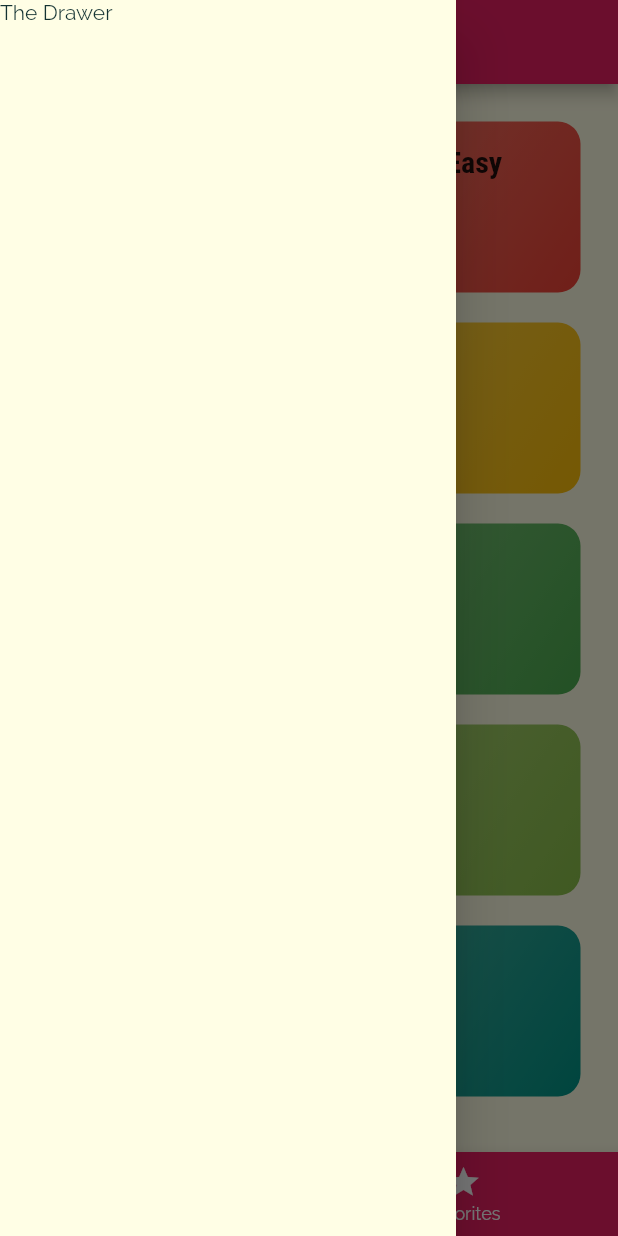
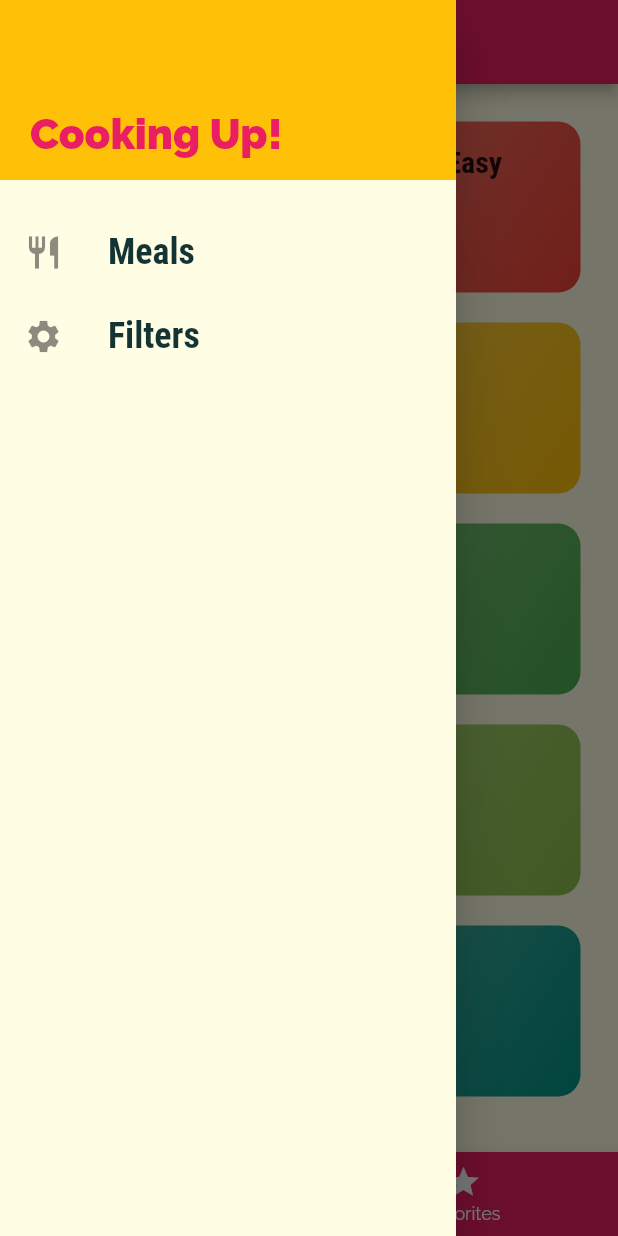
Before and after one commit to massimilianoporzio/delimeals, a Flutter app: the screen it shows after launch, with the side drawer open, on a phone screen of 412 x 824 dp. Run offline on Flutter 3.47's test engine with Material 2 defaults, Android fonts, the phone set to English and light mode, and no system bars; Roboto replaces fonts that are missing (RobotoCondensed).

Commit message:
drawer con widgets

```diff
--- a/lib/screens/tabs_screen.dart
+++ b/lib/screens/tabs_screen.dart
@@ -1,5 +1,6 @@
 import 'package:delimeals/screens/categories_screen.dart';
 import 'package:delimeals/screens/favorites_screen.dart';
+import 'package:delimeals/widgets/drawer.dart';
 import 'package:flutter/material.dart';
 
 class TabsScreen extends StatefulWidget {
@@ -36,9 +37,7 @@ class _TabsScreenState extends State<TabsScreen> {
       appBar: AppBar(
         title: Text(_pages[_selectedPageIndex]['title']),
       ),
-      drawer: Drawer(
-        child: const Text('The Drawer'),
-      ),
+      drawer: const MainDrawer(),
       body: _pages[_selectedPageIndex]['page'],
       bottomNavigationBar: BottomNavigationBar(
           onTap: _selectPage,
--- /dev/null
+++ b/lib/widgets/drawer.dart
@@ -0,0 +1,52 @@
+import 'package:flutter/material.dart';
+
+class MainDrawer extends StatelessWidget {
+  const MainDrawer({Key? key}) : super(key: key);
+
+  Widget buildListTile(String title, IconData icon) {
+    //SE VOGLIO FARE BUILD O ACCEDERE A THEME ECC MEGLIO USARE WIDGET A PARTE SU FILE A PARTE SE NO PARTE IL BUILD DEL MAINDRAWER E NON SOLO DEL LISTTITLE
+    return ListTile(
+      leading: Icon(
+        icon,
+        size: 26,
+      ),
+      title: Text(
+        title,
+        style: const TextStyle(
+          fontFamily: 'RobotoCondensed',
+          fontSize: 24,
+          fontWeight: FontWeight.bold,
+        ),
+      ),
+      onTap: () {},
+    );
+  }
+
+  @override
+  Widget build(BuildContext context) {
+    return Drawer(
+      child: Column(children: <Widget>[
+        Container(
+          height: 120,
+          width: double.infinity,
+          color: Theme.of(context).colorScheme.secondary,
+          padding:
+              const EdgeInsets.only(top: 70, bottom: 10, left: 20, right: 20),
+          alignment: Alignment.centerLeft,
+          child: Text(
+            'Cooking Up!',
+            style: TextStyle(
+                fontWeight: FontWeight.w900,
+                fontSize: 28,
+                color: Theme.of(context).colorScheme.primary),
+          ),
+        ),
+        const SizedBox(
+          height: 20,
+        ),
+        buildListTile('Meals', Icons.restaurant),
+        buildListTile('Filters', Icons.settings),
+      ]),
+    );
+  }
+}
```
